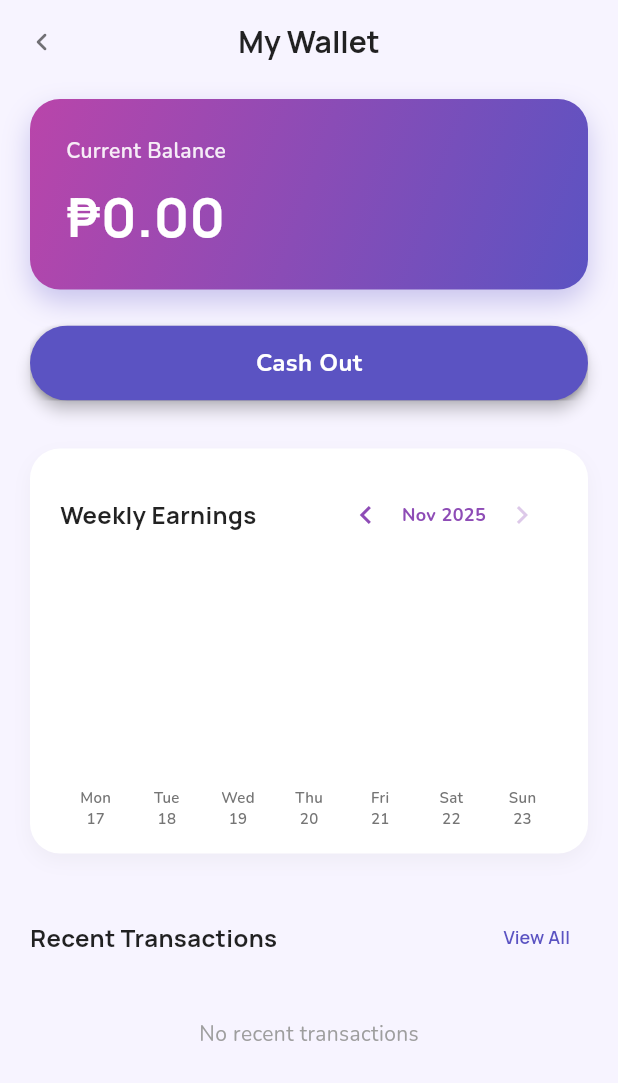
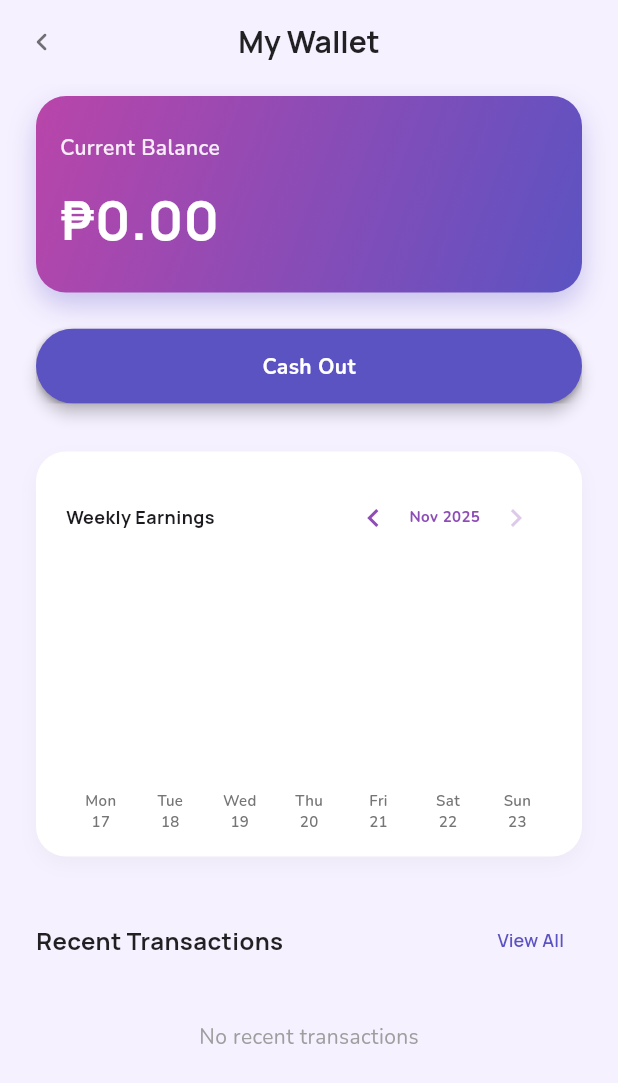
Before and after one commit to ShanRaboy11/komyut, a Flutter app: the OperatorWalletPage screen opened directly, on a phone screen of 412 x 824 dp. Shown: the top 1083 px of the screen. Run offline on Flutter 3.47's test engine with Material 3 defaults, Android fonts, the phone set to English and light mode, and no system bars; our stand-ins replace another_flushbar, barcode_widget, dotted_border, file_picker, fl_chart, flutter_dotenv and 10 more; missing offline and left inert: gal, mobile_scanner; accounts and stored records are empty; network calls fail; project files that could hold a hidden picture were left out.

Commit message:
fix: wallet scale size - rexi

```diff
--- a/lib/views/pages/wallet_history_operator.dart
+++ b/lib/views/pages/wallet_history_operator.dart
@@ -31,13 +31,13 @@ class _WalletHistoryOperatorPageState extends State<WalletHistoryOperatorPage> {
         backgroundColor: Colors.transparent,
         elevation: 0,
         leading: IconButton(
-          icon: const Icon(Icons.arrow_back, color: Colors.black54),
+          icon: const Icon(Icons.chevron_left_rounded, color: Colors.black54),
           onPressed: () => Navigator.of(context).pop(),
         ),
         title: Text(
           'Transactions',
           style: GoogleFonts.manrope(
-            fontSize: 22,
+            fontSize: 18,
             fontWeight: FontWeight.bold,
             color: Colors.black87,
           ),
@@ -148,7 +148,7 @@ class _TransactionItem extends StatelessWidget {
                     title,
                     style: GoogleFonts.manrope(
                       fontWeight: FontWeight.w600,
-                      fontSize: 15,
+                      fontSize: 14,
                     ),
                     overflow: TextOverflow.ellipsis,
                   ),
@@ -157,7 +157,7 @@ class _TransactionItem extends StatelessWidget {
                     date,
                     style: GoogleFonts.nunito(
                       color: Colors.grey.shade600,
-                      fontSize: 13,
+                      fontSize: 12,
                     ),
                   ),
                 ],
@@ -262,7 +262,7 @@ class _TransactionItem extends StatelessWidget {
                 Text(
                   title,
                   style: GoogleFonts.manrope(
-                    fontSize: 18,
+                    fontSize: 16,
                     fontWeight: FontWeight.bold,
                   ),
                 ),
@@ -282,7 +282,7 @@ class _TransactionItem extends StatelessWidget {
                   Text(
                     transactionCode,
                     style: GoogleFonts.sourceCodePro(
-                      fontSize: 12,
+                      fontSize: 11,
                       color: Colors.black54,
                     ),
                   ),
--- a/lib/views/pages/wallet_operator.dart
+++ b/lib/views/pages/wallet_operator.dart
@@ -1,4 +1,4 @@
-import 'dart:math';
+import 'dart:math' as math;
 import 'package:flutter/material.dart';
 import 'package:google_fonts/google_fonts.dart';
 import 'package:intl/intl.dart';
@@ -30,24 +30,12 @@ class _OperatorWalletPageState extends State<OperatorWalletPage> {
     });
   }
 
-  String _getMonthAndYear(int offset) {
-    final now = DateTime.now();
-    final dayInSelectedWeek = now.subtract(Duration(days: -offset * 7));
-    return DateFormat('MMM yyyy').format(dayInSelectedWeek);
-  }
-
-  List<DateTime> _getWeekDates(int offset) {
-    final now = DateTime.now();
-    final startOfWeek = now.subtract(
-      Duration(days: now.weekday - 1 + (-offset * 7)),
-    );
-    return List.generate(7, (index) => startOfWeek.add(Duration(days: index)));
-  }
-
   @override
   Widget build(BuildContext context) {
+    final currencyFormat = NumberFormat.currency(locale: 'en_PH', symbol: '₱');
+
     return Scaffold(
-      backgroundColor: const Color(0xFFF7F4FF),
+      backgroundColor: const Color(0xFFF6F1FF),
       appBar: AppBar(
         scrolledUnderElevation: 0,
         backgroundColor: Colors.transparent,
@@ -85,14 +73,12 @@ class _OperatorWalletPageState extends State<OperatorWalletPage> {
             color: const Color(0xFF5B53C2),
             child: SingleChildScrollView(
               physics: const AlwaysScrollableScrollPhysics(),
-              child: Padding(
-                padding: const EdgeInsets.fromLTRB(20.0, 10.0, 20.0, 40.0),
+              padding: const EdgeInsets.fromLTRB(24.0, 8.0, 24.0, 120.0),
               child: Column(
                 crossAxisAlignment: CrossAxisAlignment.stretch,
                 children: [
-                    _buildBalanceCard(provider.currentBalance),
+                  _buildBalanceCard(provider.currentBalance, currencyFormat),
                   const SizedBox(height: 24),
-
                   CustomButton(
                     text: 'Cash Out',
                     onPressed: () {
@@ -102,14 +88,12 @@ class _OperatorWalletPageState extends State<OperatorWalletPage> {
                     fillColor: const Color(0xFF5B53C2),
                     textColor: Colors.white,
                     height: 50,
-                      fontSize: 16,
+                    fontSize: 14,
                     hasShadow: true,
                   ),
                   const SizedBox(height: 32),
-
                   _buildWeeklyEarningsCard(provider),
                   const SizedBox(height: 32),
-
                   Row(
                     mainAxisAlignment: MainAxisAlignment.spaceBetween,
                     crossAxisAlignment: CrossAxisAlignment.center,
@@ -152,18 +136,20 @@ class _OperatorWalletPageState extends State<OperatorWalletPage> {
                     ListView.separated(
                       physics: const NeverScrollableScrollPhysics(),
                       shrinkWrap: true,
-                        itemCount: min(provider.recentTransactions.length, 5),
+                      itemCount: math.min(
+                        provider.recentTransactions.length,
+                        5,
+                      ),
                       separatorBuilder: (_, __) => const SizedBox(height: 12),
                       itemBuilder: (context, index) {
                         return _buildTransactionTile(
                           context,
                           provider.recentTransactions[index],
+                          currencyFormat,
                         );
                       },
                     ),
-                    const SizedBox(height: 40),
                 ],
-                ),
               ),
             ),
           );
@@ -172,10 +158,9 @@ class _OperatorWalletPageState extends State<OperatorWalletPage> {
     );
   }
 
-  Widget _buildBalanceCard(double balance) {
-    final currencyFormat = NumberFormat.currency(locale: 'en_PH', symbol: '₱');
+  Widget _buildBalanceCard(double balance, NumberFormat currencyFormat) {
     return Container(
-      padding: const EdgeInsets.all(24),
+      padding: const EdgeInsets.symmetric(horizontal: 16, vertical: 24),
       decoration: BoxDecoration(
         gradient: const LinearGradient(
           colors: [Color(0xFFB945AA), Color(0xFF5B53C2)],
@@ -202,7 +187,7 @@ class _OperatorWalletPageState extends State<OperatorWalletPage> {
               fontWeight: FontWeight.w600,
             ),
           ),
-          const SizedBox(height: 8),
+          const SizedBox(height: 12),
           Text(
             currencyFormat.format(balance),
             style: GoogleFonts.manrope(
@@ -221,12 +206,10 @@ class _OperatorWalletPageState extends State<OperatorWalletPage> {
     const double chartHeight = 130;
     final weeklyEarnings = provider.weeklyEarnings;
 
-    final double maxWeeklyExpense = weeklyEarnings.values.isEmpty
+    final double maxWeeklyValue = weeklyEarnings.values.isEmpty
         ? 0.0
-        : weeklyEarnings.values.reduce(max);
-    final double dynamicMaxValue = maxWeeklyExpense > 0
-        ? maxWeeklyExpense
-        : 100.0;
+        : weeklyEarnings.values.reduce(math.max);
+    final double dynamicMaxValue = maxWeeklyValue > 0 ? maxWeeklyValue : 1000.0;
 
     return Container(
       padding: const EdgeInsets.fromLTRB(20, 20, 20, 16),
@@ -246,14 +229,12 @@ class _OperatorWalletPageState extends State<OperatorWalletPage> {
         children: [
           Row(
             mainAxisAlignment: MainAxisAlignment.spaceBetween,
-            crossAxisAlignment: CrossAxisAlignment.center,
             children: [
               Text(
                 'Weekly Earnings',
                 style: GoogleFonts.manrope(
-                  fontSize: 16,
+                  fontSize: 12,
                   fontWeight: FontWeight.bold,
-                  color: Colors.black87,
                 ),
               ),
               Row(
@@ -268,9 +249,13 @@ class _OperatorWalletPageState extends State<OperatorWalletPage> {
                     splashRadius: 20,
                   ),
                   Text(
-                    _getMonthAndYear(_selectedWeekOffset),
+                    DateFormat('MMM yyyy').format(
+                      DateTime.now().subtract(
+                        Duration(days: -_selectedWeekOffset * 7),
+                      ),
+                    ),
                     style: GoogleFonts.nunito(
-                      fontSize: 12,
+                      fontSize: 10,
                       fontWeight: FontWeight.bold,
                       color: brandColor,
                     ),
@@ -294,10 +279,12 @@ class _OperatorWalletPageState extends State<OperatorWalletPage> {
           const SizedBox(height: 20),
           if (provider.isChartLoading)
             SizedBox(
-              height: chartHeight,
+              height: chartHeight + 48,
               child: const Center(child: CircularProgressIndicator()),
             )
           else
+            Column(
+              children: [
                 SizedBox(
                   height: chartHeight,
                   child: _buildBarChart(
@@ -308,6 +295,8 @@ class _OperatorWalletPageState extends State<OperatorWalletPage> {
                 ),
                 const SizedBox(height: 8),
                 _buildXAxisLabels(),
+              ],
+            ),
         ],
       ),
     );
@@ -338,9 +327,9 @@ class _OperatorWalletPageState extends State<OperatorWalletPage> {
       children: List.generate(days.length, (index) {
         final day = days[index];
         final value = weeklyData[day] ?? 0.0;
-        final barHeight = effectiveMaxVal > 0
-            ? (value / effectiveMaxVal) * chartHeight
-            : 0.0;
+        final barHeight = effectiveMaxVal == 0
+            ? 0.0
+            : (value / effectiveMaxVal) * chartHeight;
 
         return Column(
           mainAxisAlignment: MainAxisAlignment.end,
@@ -370,7 +359,14 @@ class _OperatorWalletPageState extends State<OperatorWalletPage> {
 
   Widget _buildXAxisLabels() {
     final days = ['Mon', 'Tue', 'Wed', 'Thu', 'Fri', 'Sat', 'Sun'];
-    final weekDates = _getWeekDates(_selectedWeekOffset);
+    final now = DateTime.now();
+    final startOfWeek = now.subtract(
+      Duration(days: now.weekday - 1 + (-_selectedWeekOffset * 7)),
+    );
+    final weekDates = List.generate(
+      7,
+      (index) => startOfWeek.add(Duration(days: index)),
+    );
 
     return Row(
       mainAxisAlignment: MainAxisAlignment.spaceAround,
@@ -405,9 +401,9 @@ class _OperatorWalletPageState extends State<OperatorWalletPage> {
   Widget _buildTransactionTile(
     BuildContext context,
     Map<String, dynamic> transaction,
+    NumberFormat currencyFormat,
   ) {
     final bool isCredit = (transaction['amount'] as num) > 0;
-    final currencyFormat = NumberFormat.currency(locale: 'en_PH', symbol: '₱');
     final amount = currencyFormat.format((transaction['amount'] as num).abs());
     final String type = transaction['type'] ?? 'remittance';
 
@@ -430,7 +426,8 @@ class _OperatorWalletPageState extends State<OperatorWalletPage> {
     final date = DateFormat('MMM d, hh:mm a').format(txDate);
 
     return InkWell(
-      onTap: () => _showTransactionDetailModal(context, transaction),
+      onTap: () =>
+          _showTransactionDetailModal(context, transaction, currencyFormat),
       child: Container(
         padding: const EdgeInsets.symmetric(vertical: 12, horizontal: 16),
         decoration: BoxDecoration(
@@ -481,14 +478,14 @@ class _OperatorWalletPageState extends State<OperatorWalletPage> {
   void _showTransactionDetailModal(
     BuildContext context,
     Map<String, dynamic> transaction,
+    NumberFormat currencyFormat,
   ) {
-    final currencyFormat = NumberFormat.currency(locale: 'en_PH', symbol: 'P');
     final String type = transaction['type'] ?? 'remittance';
     final double amount = (transaction['amount'] as num?)?.toDouble() ?? 0.0;
 
     String modalTitle;
     if (type == 'remittance') {
-      modalTitle = 'Remittance Received';
+      modalTitle = 'Remittance Transaction';
     } else if (type == 'cash_out') {
       modalTitle = 'Cash Out Transaction';
     } else {
@@ -497,7 +494,7 @@ class _OperatorWalletPageState extends State<OperatorWalletPage> {
 
     final String transactionCode =
         transaction['transaction_number'] ??
-        'TX-${Random().nextInt(999999) + 100000}';
+        'TX-${(100000 + (DateTime.now().millisecondsSinceEpoch % 900000))}';
 
     DateTime txDate;
     try {
@@ -564,7 +561,7 @@ class _OperatorWalletPageState extends State<OperatorWalletPage> {
                 Text(
                   title,
                   style: GoogleFonts.manrope(
-                    fontSize: 16,
+                    fontSize: 18,
                     fontWeight: FontWeight.bold,
                   ),
                 ),
@@ -584,7 +581,7 @@ class _OperatorWalletPageState extends State<OperatorWalletPage> {
                   Text(
                     transactionCode,
                     style: GoogleFonts.sourceCodePro(
-                      fontSize: 11,
+                      fontSize: 12,
                       color: Colors.black54,
                     ),
                   ),
```
Lines whose indentation alone changed are shown as unchanged.
